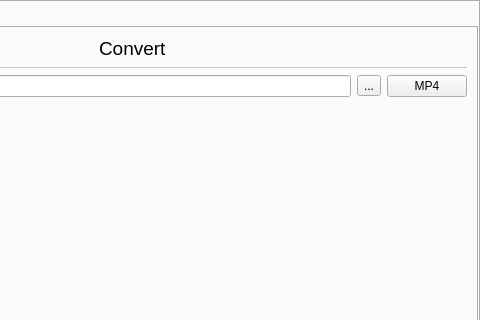
rusbomber/vokoscreenNG, file src/wayland/formMainWindow_wl.ui: the form before one commit; both pictures show x 348 to 828 and y 0 to 320 of the 828 by 567 pixel window.
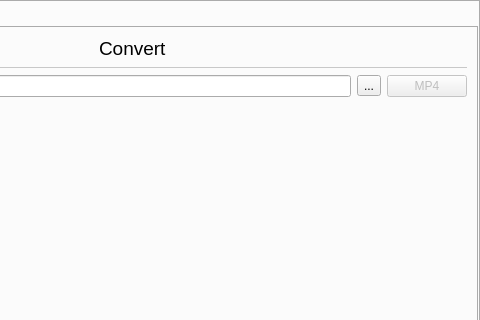
The form after the commit. The open tabs and pages were chosen to show the change. Icons and pictures are not drawn.

Commit message: Wayland: add tab convert

Diff of the .ui file:
```diff
--- a/src/wayland/formMainWindow_wl.ui
+++ b/src/wayland/formMainWindow_wl.ui
@@ -2927,7 +2927,7 @@
                 <item>
                  <widget class="QPushButton" name="pushButton_convert_mp4">
                   <property name="enabled">
-                   <bool>true</bool>
+                   <bool>false</bool>
                   </property>
                   <property name="text">
                    <string notr="true">MP4</string>
```
Left out of the diff: 5 changed lines with no effect on the pictures. The commit also changes 2 other files.
